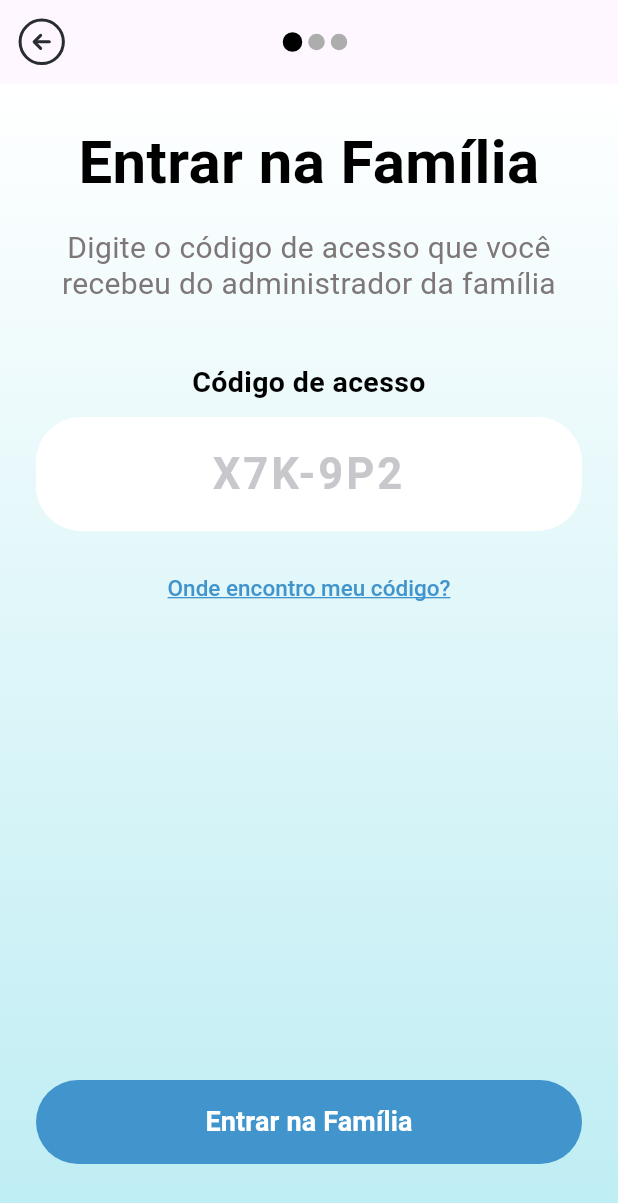
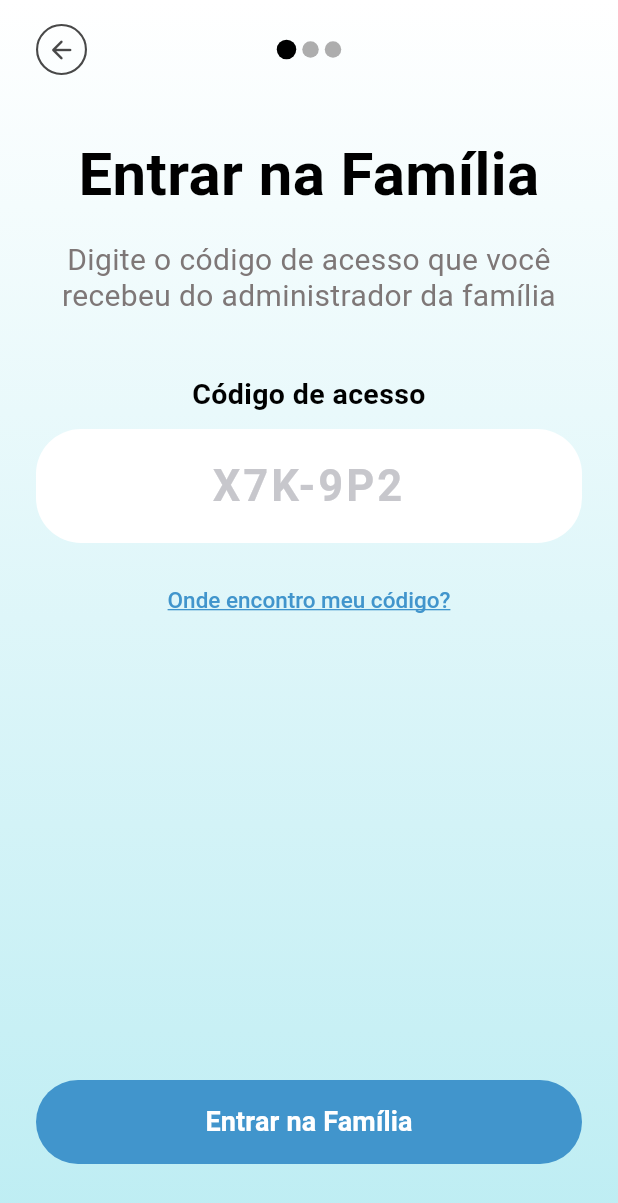
Before and after one commit to guiresteves/AgendaCare, a Flutter app: the screen it shows after launch, on a phone screen of 412 x 824 dp. Shown: the top 1203 px of the screen. Run offline on Flutter 3.47's test engine with Material 3 defaults, Android fonts, the phone set to English and light mode, and no system bars; our stand-ins replace firebase_auth, firebase_core; accounts and stored records are empty.

Commit message:
refactor: remove Scaffold das telas do fluxo de família e padroniza o layout

```diff
--- a/lib/presentation/pages/join_family_page.dart
+++ b/lib/presentation/pages/join_family_page.dart
@@ -1,7 +1,6 @@
 import 'package:flutter/material.dart';
 
 import '../widgets/gradient_screen_layout.dart';
-import 'package:flutter_svg/flutter_svg.dart';
 import 'confirm_family_join_page.dart';
 
 class JoinFamilyPage extends StatefulWidget {
@@ -22,32 +21,7 @@ class _JoinFamilyPageState extends State<JoinFamilyPage> {
 
   @override
   Widget build(BuildContext context) {
-    return Scaffold(
-      appBar: AppBar(
-        backgroundColor: Colors.transparent,
-        elevation: 0,
-        leading: IconButton(
-          icon: SvgPicture.asset(
-            'assets/icons/Back.svg',
-            width: 35,
-            height: 35,
-          ),
-          onPressed: () => Navigator.pop(context),
-        ),
-        title: Row(
-          mainAxisAlignment: MainAxisAlignment.center,
-          children: [
-            _buildProgressDot(isActive: true),
-            const SizedBox(width: 4),
-            _buildProgressDot(isActive: false),
-            const SizedBox(width: 4),
-            _buildProgressDot(isActive: false),
-          ],
-        ),
-        centerTitle: true,
-        actions: const [SizedBox(width: 48)],
-      ),
-      body: GradientScreenLayout(
+    return GradientScreenLayout(
       child: Column(
         crossAxisAlignment: CrossAxisAlignment.stretch,
         mainAxisAlignment: MainAxisAlignment.spaceBetween,
@@ -55,7 +29,44 @@ class _JoinFamilyPageState extends State<JoinFamilyPage> {
           Column(
             crossAxisAlignment: CrossAxisAlignment.stretch,
             children: [
-                const SizedBox(height: 8),
+              Row(
+                children: [
+                  InkWell(
+                    borderRadius: BorderRadius.circular(20),
+                    onTap: () => Navigator.pop(context),
+                    child: Container(
+                      width: 34,
+                      height: 34,
+                      decoration: BoxDecoration(
+                        shape: BoxShape.circle,
+                        border: Border.all(
+                          color: const Color(0xFF484848),
+                          width: 1.4,
+                        ),
+                      ),
+                      child: const Icon(
+                        Icons.arrow_back_rounded,
+                        size: 20,
+                        color: Color(0xFF484848),
+                      ),
+                    ),
+                  ),
+                  const Expanded(
+                    child: Row(
+                      mainAxisAlignment: MainAxisAlignment.center,
+                      children: [
+                        _ProgressDot(isActive: true),
+                        SizedBox(width: 4),
+                        _ProgressDot(isActive: false),
+                        SizedBox(width: 4),
+                        _ProgressDot(isActive: false),
+                      ],
+                    ),
+                  ),
+                  const SizedBox(width: 34),
+                ],
+              ),
+              const SizedBox(height: 38),
               const Text(
                 'Entrar na Família',
                 textAlign: TextAlign.center,
@@ -168,11 +179,17 @@ class _JoinFamilyPageState extends State<JoinFamilyPage> {
           ),
         ],
       ),
-      ),
     );
   }
+}
 
-  Widget _buildProgressDot({required bool isActive}) {
+class _ProgressDot extends StatelessWidget {
+  const _ProgressDot({required this.isActive});
+
+  final bool isActive;
+
+  @override
+  Widget build(BuildContext context) {
     return AnimatedContainer(
       duration: const Duration(milliseconds: 300),
       width: isActive ? 13 : 11,
```
Also changed, not shown: lib/presentation/pages/confirm_family_join_page.dart (+46 -29 lines), lib/presentation/pages/family_welcome_page.dart (+19 -20 lines). Lines whose indentation alone changed are shown as unchanged.
